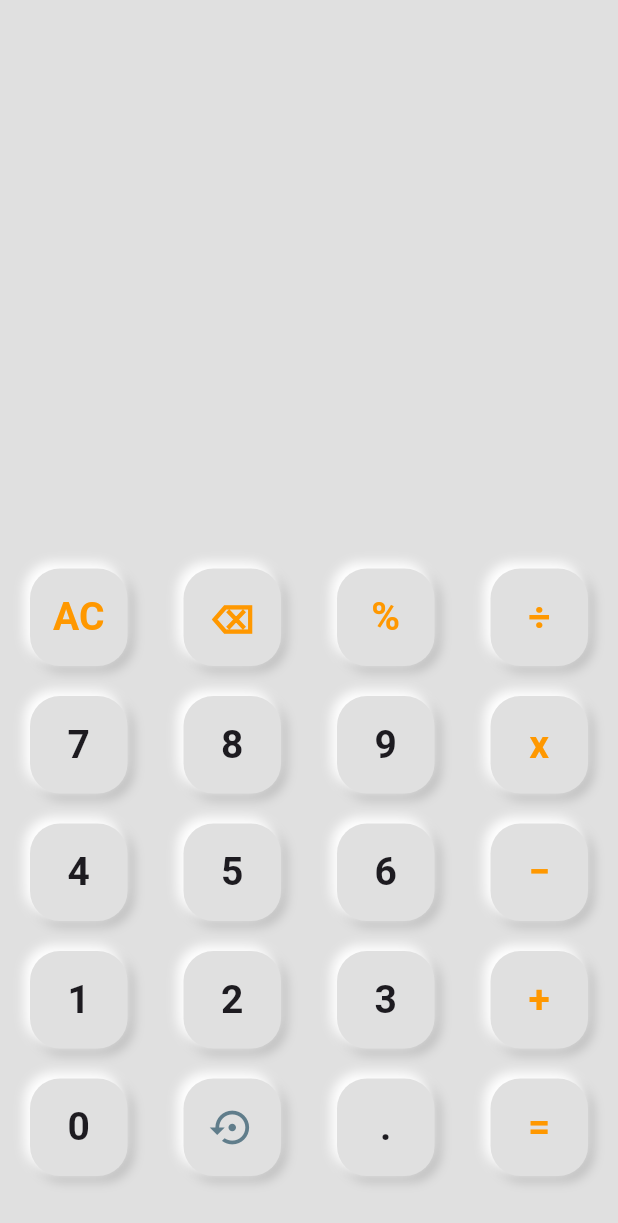
After one commit to Abhiinav7/simple_calculatorApp, a Flutter app: the SimpleCalculator screen opened directly, on a phone screen of 412 x 824 dp. The commit adds this screen. Shown: the top 1223 px of the screen. Run offline on Flutter 3.47's test engine with Material 3 defaults, Android fonts, the phone set to English and light mode, and no system bars; our stand-ins replace flutter_inset_box_shadow, google_fonts, hive, hive_flutter, math_expressions, shared_preferences; accounts and stored records are empty.

Commit message:
updated hive and saved 2 previous versions

```diff
--- a/lib/main.dart
+++ b/lib/main.dart
@@ -5,7 +5,6 @@ import 'package:hive/hive.dart';
 import 'package:path_provider/path_provider.dart';
 import 'package:hive_flutter/hive_flutter.dart';
 import 'package:provider/provider.dart';
-
 import 'models/hive_model.dart';
 void main() async{
 WidgetsFlutterBinding.ensureInitialized();
@@ -30,7 +29,7 @@ class MyApp extends StatelessWidget {
           colorScheme: ColorScheme.fromSeed(seedColor: Colors.deepPurple),
           useMaterial3: true,
         ),
-        home:  MyCalculator(historyInput: "", historyOutput: '',),
+        home:  MyCalculator(historyInput: '', historyOutput: '',),
       ),
     );
   }
--- /dev/null
+++ b/lib/trialversion/Home_screen.dart
@@ -0,0 +1,266 @@
+import 'package:flutter_inset_box_shadow/flutter_inset_box_shadow.dart';
+import 'package:flutter/material.dart' hide BoxDecoration, BoxShadow;
+import 'package:google_fonts/google_fonts.dart';
+import 'package:math_expressions/math_expressions.dart';
+import '../shared_pref/db.dart';
+
+
+class SimpleCalculator extends StatefulWidget {
+  SimpleCalculator({ Key? key})
+      : super(key: key);
+
+  @override
+  State<SimpleCalculator> createState() => _SimpleCalculatorState();
+}
+
+class _SimpleCalculatorState extends State<SimpleCalculator> {
+
+  Map<String, bool> buttonElevationState = {
+    "AC": false,
+    "⌫": false,
+    "%": false,
+    "÷": false,
+    "7": false,
+    "8": false,
+    "9": false,
+    "x": false,
+    "4": false,
+    "5": false,
+    "6": false,
+    "−": false,
+    "1": false,
+    "2": false,
+    "3": false,
+    "+": false,
+    "0": false,
+    ".": false,
+    "=": false,
+    "history": false
+  };
+
+  var input = " ";
+  var output = " ";
+  var outputSize = 38.0;
+  var inputSize = 50.0;
+
+  ContactHistory contactHistory = ContactHistory();
+
+  showHistory() async {
+    //this  function help to get data stored in sharedpreference
+    List data = await contactHistory.getContacts();
+    String inputdata = data[0];
+    String outputdata = data[1];
+    if (inputdata.isNotEmpty || outputdata.isNotEmpty) {
+      input = inputdata;
+      output = outputdata;
+      setState(() {});
+    }
+  }
+
+  onClick(value) {
+    if (value == "AC") {
+      input = " ";
+      output = " ";
+    } else if (value == "⌫") {
+      if (input.isNotEmpty) {
+        input = input.substring(0, input.length - 1);
+      }
+    } else if (value == "=") {
+      if (input.isNotEmpty) {
+        var userInput = input;
+        userInput = userInput.replaceAll("x", "*");
+        userInput = userInput.replaceAll("−", "-");
+        userInput = userInput.replaceAll("%", "%");
+        userInput = userInput.replaceAll("÷", "/");
+        Parser p = Parser();
+        Expression expression = p.parse(userInput);
+        ContextModel cm = ContextModel();
+        var finalvalue = expression.evaluate(EvaluationType.REAL, cm);
+        output = finalvalue.toString();
+
+        if (output.endsWith(".0")) {
+          output = output.substring(0, output.length - 2);
+        }
+
+        contactHistory.saveContacts(
+            input, output); //function to add values to shared preference
+      }
+    } else if (value == "history") {
+      return showHistory();
+    } else {
+      input = input + value;
+    }
+    setState(() {});
+  }
+
+  @override
+  Widget build(BuildContext context) {
+    return Scaffold(
+      backgroundColor: Colors.grey[300],
+
+      body: Container(
+        padding: EdgeInsets.symmetric(horizontal: 20, vertical: 40),
+        child: Column(
+          children: [
+            Expanded(
+              child: Container(
+                width: double.infinity,
+                child: Column(
+                  mainAxisAlignment: MainAxisAlignment.end,
+                  crossAxisAlignment: CrossAxisAlignment.end,
+                  children: [
+                    SingleChildScrollView(
+                      scrollDirection: Axis.horizontal,
+                      reverse: true,
+                      child: Text(
+                        input,
+                        style: GoogleFonts.aleo(
+                            fontSize: inputSize, fontWeight: FontWeight.w500),
+                      ),
+                    ),
+                    SizedBox(
+                      height: 20,
+                    ),
+                    SingleChildScrollView(
+                      scrollDirection: Axis.horizontal,
+                      reverse: false,
+                      child: Text(
+                        output,
+                        style: GoogleFonts.aleo(
+                            fontSize: outputSize, fontWeight: FontWeight.w700),
+                      ),
+                    ),
+                    SizedBox(
+                      height: 20,
+                    ),
+                  ],
+                ),
+              ),
+            ),
+            Row(
+              mainAxisAlignment: MainAxisAlignment.spaceBetween,
+              children: [
+                Button1(text: "AC", tcolor: Colors.orange),
+                Button1(text: "⌫", tcolor: Colors.orange),
+                Button1(text: "%", tcolor: Colors.orange),
+                Button1(text: "÷", tcolor: Colors.orange),
+              ],
+            ),
+            SizedBox(
+              height: 20,
+            ),
+            Row(
+              mainAxisAlignment: MainAxisAlignment.spaceBetween,
+              children: [
+                Button1(text: "7"),
+                Button1(text: "8"),
+                Button1(text: "9"),
+                Button1(text: "x", tcolor: Colors.orange),
+              ],
+            ),
+            SizedBox(
+              height: 20,
+            ),
+            Row(
+              mainAxisAlignment: MainAxisAlignment.spaceBetween,
+              children: [
+                Button1(text: "4"),
+                Button1(text: "5"),
+                Button1(text: '6'),
+                Button1(text: "−", tcolor: Colors.orange),
+              ],
+            ),
+            SizedBox(
+              height: 20,
+            ),
+            Row(
+              mainAxisAlignment: MainAxisAlignment.spaceBetween,
+              children: [
+                Button1(text: "1"),
+                Button1(text: "2"),
+                Button1(text: "3"),
+                Button1(text: "+", tcolor: Colors.orange),
+              ],
+            ),
+            SizedBox(
+              height: 20,
+            ),
+            Row(
+              mainAxisAlignment: MainAxisAlignment.spaceBetween,
+              children: [
+                // Container(width: 154, child: Button1(text: "0")),
+                Button1(text: "0"),
+                Button1(
+                    icon: Icons.settings_backup_restore_sharp, text: "history"),
+                Button1(text: "."),
+                Button1(text: "=", tcolor: Colors.orange),
+              ],
+            )
+          ],
+        ),
+      ),
+    );
+  }
+
+  Widget Button1({text, tcolor, IconData? icon}) {
+    bool isElevated = buttonElevationState[text] ??
+        false; // Use ?? to provide a default value
+    Offset offset = isElevated ? Offset(2, 2) : Offset(3, 3);
+    double blur = isElevated ? 5 : 5;
+
+    return Listener(
+      onPointerDown: (event) {
+        onClick(text);
+        setState(() {
+          buttonElevationState[text] = true;
+        });
+      },
+      onPointerUp: (event) {
+        setState(() {
+          buttonElevationState[text] = false;
+        });
+      },
+      child: AnimatedContainer(
+        child: Center(
+          child: icon != null
+              ? Icon(
+            icon,
+            size: 30,
+            color: isElevated ? Colors.green : Colors.blueGrey,
+          )
+              : Text(
+            text.toString(),
+            style: GoogleFonts.abyssinicaSil(
+              fontSize: 26,
+              color: isElevated ? Colors.green : tcolor,
+              fontWeight: FontWeight.w600,
+            ),
+          ),
+        ),
+        duration: const Duration(milliseconds: 40),
+        height: 65,
+        width: 65,
+        decoration: BoxDecoration(
+          color: Colors.grey[300],
+          borderRadius: BorderRadius.circular(20),
+          boxShadow: [
+            BoxShadow(
+              color: Color(0xFFBEBEBE),
+              offset: offset,
+              blurRadius: blur,
+              spreadRadius: 1,
+              inset: isElevated,
+            ),
+            BoxShadow(
+              color: Colors.white,
+              offset: -offset,
+              blurRadius: blur,
+              spreadRadius: 1,
+              inset: isElevated,
+            ),
+          ],
+        ),
+      ),
+    );
+  }
+}
```
Also changed, not shown: lib/screens/history_view.dart (+3 -6 lines), lib/trialversion/main_screen.dart (added, +208 -0 lines), lib/widgets/neomorphism_button.dart (added, +62 -0 lines).
